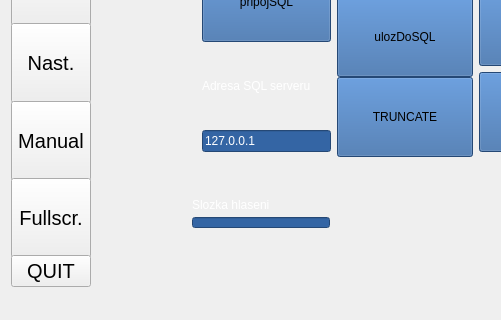
First picture: the form in mainwindow.ui, repository frutabruta/VDV301tester, before the edit; both pictures show x 0 to 501 and y 160 to 480 of the 800 by 480 pixel window.
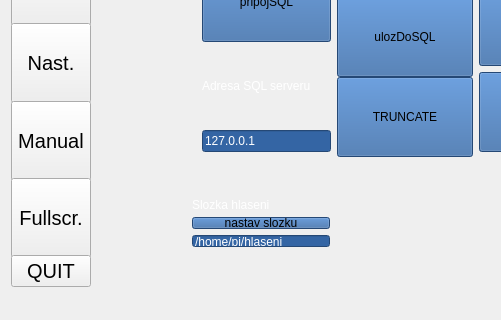
Second picture: the form after the edit. The open tabs and pages were chosen to show the change.

```diff
--- a/mainwindow.ui
+++ b/mainwindow.ui
@@ -1997,7 +1997,7 @@
             <x>90</x>
             <y>320</y>
             <width>160</width>
-            <height>51</height>
+            <height>70</height>
            </rect>
           </property>
           <layout class="QVBoxLayout" name="verticalLayout_14">
@@ -2009,7 +2009,18 @@
             </widget>
            </item>
            <item>
-            <widget class="QLineEdit" name="lineEditHlaseniCesta"/>
+            <widget class="QPushButton" name="tlacitkoHlaseniSlozka">
+             <property name="text">
+              <string>nastav slozku</string>
+             </property>
+            </widget>
+           </item>
+           <item>
+            <widget class="QLineEdit" name="lineEditHlaseniCesta">
+             <property name="text">
+              <string>/home/pi/hlaseni</string>
+             </property>
+            </widget>
            </item>
           </layout>
          </widget>
```
Left out of the diff: 2 changed lines with no effect on the pictures.
